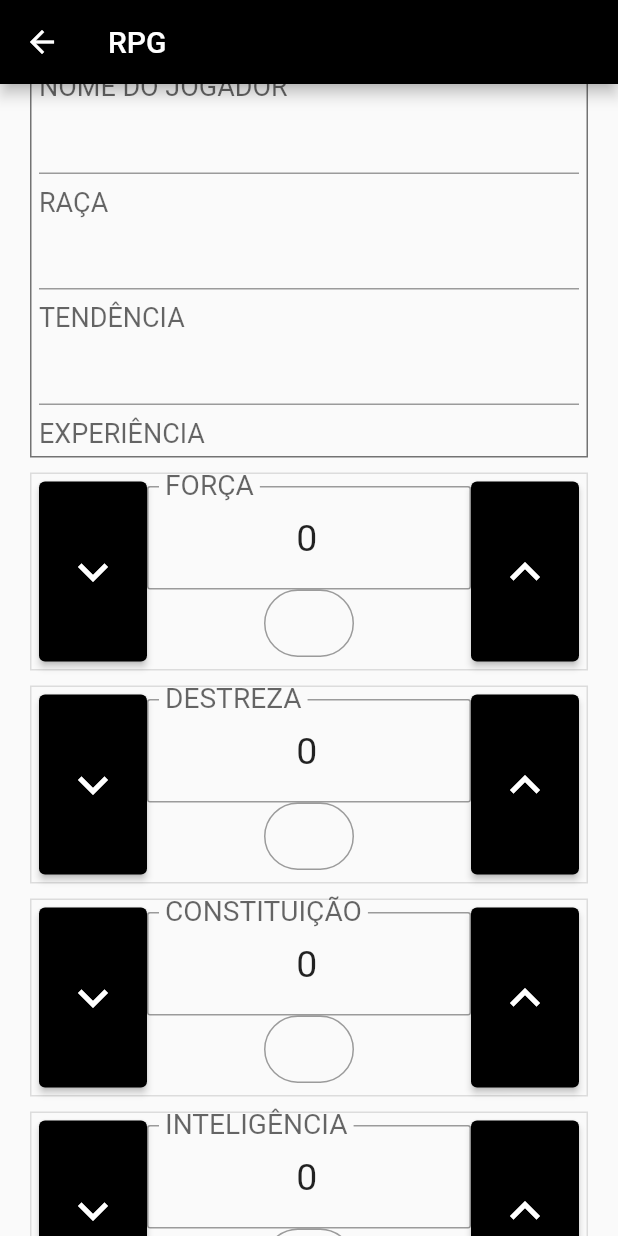
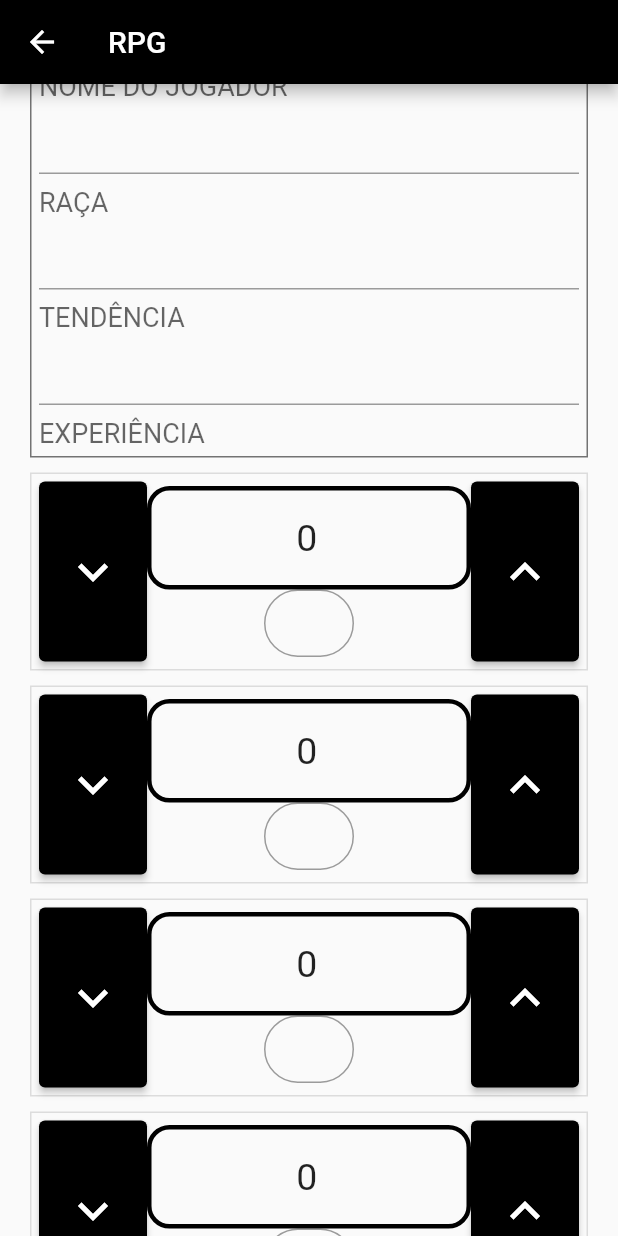
Before and after one commit to wellitonscheer/aplicativo-esportes-cti4, a Flutter app: the PrincipalRpg screen opened directly, scrolled down 576 dp, on a phone screen of 412 x 824 dp. Run offline on Flutter 3.47's test engine with Material 2 defaults, Android fonts, the phone set to English and light mode, and no system bars; our stand-ins replace cloud_firestore, firebase_auth, firebase_core, nice_buttons; accounts and stored records are empty.

```diff
--- a/aplicativo_esportes_cti4_app/lib/Global.dart
+++ b/aplicativo_esportes_cti4_app/lib/Global.dart
@@ -1,3 +1,15 @@
 library aplicativo_esportes_cti4_app.globals;
 
+import 'package:flutter/material.dart';
+
 String usuario = "";
+InputDecoration TextFildEstilo = InputDecoration(
+  focusedBorder: OutlineInputBorder(
+      borderSide: const BorderSide(width: 3, color: Colors.black),
+      borderRadius: BorderRadius.circular(15)
+  ),
+  enabledBorder: OutlineInputBorder(
+      borderSide: BorderSide(width: 3, color: Colors.black),
+      borderRadius: BorderRadius.circular(15)
+  ),
+);
--- a/aplicativo_esportes_cti4_app/lib/rpg/Atributos.dart
+++ b/aplicativo_esportes_cti4_app/lib/rpg/Atributos.dart
@@ -1,5 +1,6 @@
 import 'package:flutter/material.dart';
 import 'package:flutter/services.dart';
+import '../Global.dart' as global;
 
 class Atributos extends StatefulWidget {
   final String titulo;
@@ -55,10 +56,11 @@ class _AtributosState extends State<Atributos> {
                   TextField(
                     textAlign: TextAlign.center,
                     readOnly: true,
-                    decoration: InputDecoration(
-                      border: OutlineInputBorder(borderRadius: BorderRadius.all(Radius.circular(2))),
-                      labelText: widget.titulo,
-                    ),
+                    decoration: global.TextFildEstilo,
+                    // decoration: InputDecoration(
+                    //   border: OutlineInputBorder(borderRadius: BorderRadius.all(Radius.circular(2))),
+                    //   labelText: widget.titulo,
+                    // ),
                     controller: edit,
                     style: TextStyle(fontSize: 25),
                   ),
```
